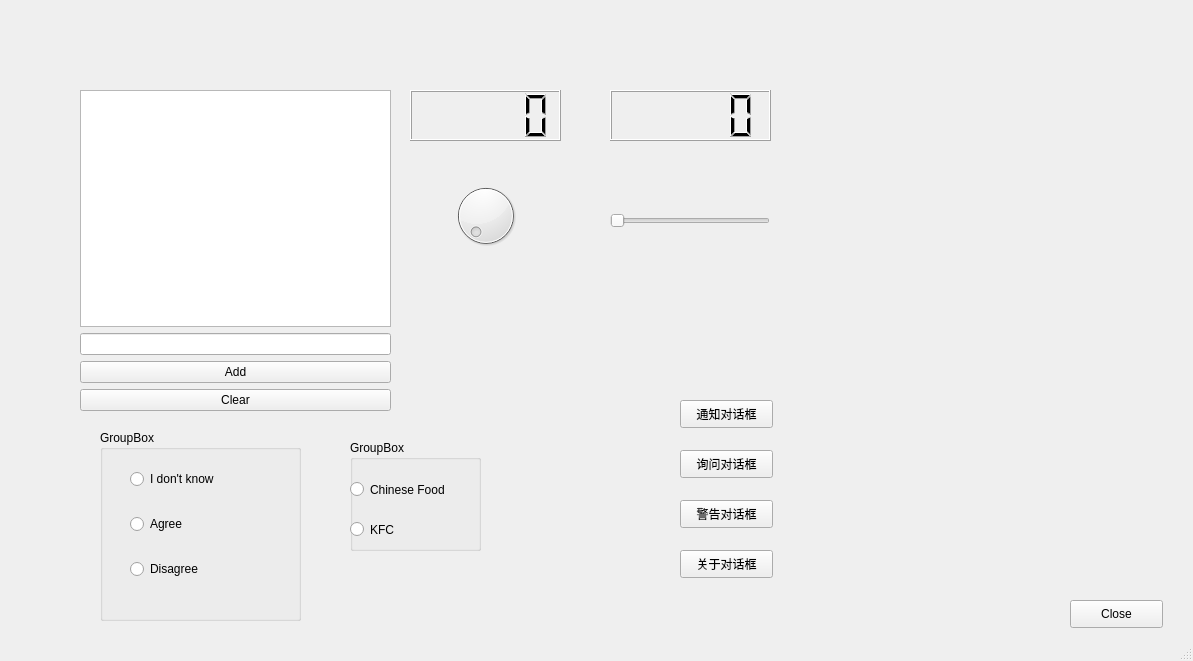
This is label.ui in lxxcumt/PyQtGUI as Qt 5 draws it before an edit. The edited form follows.
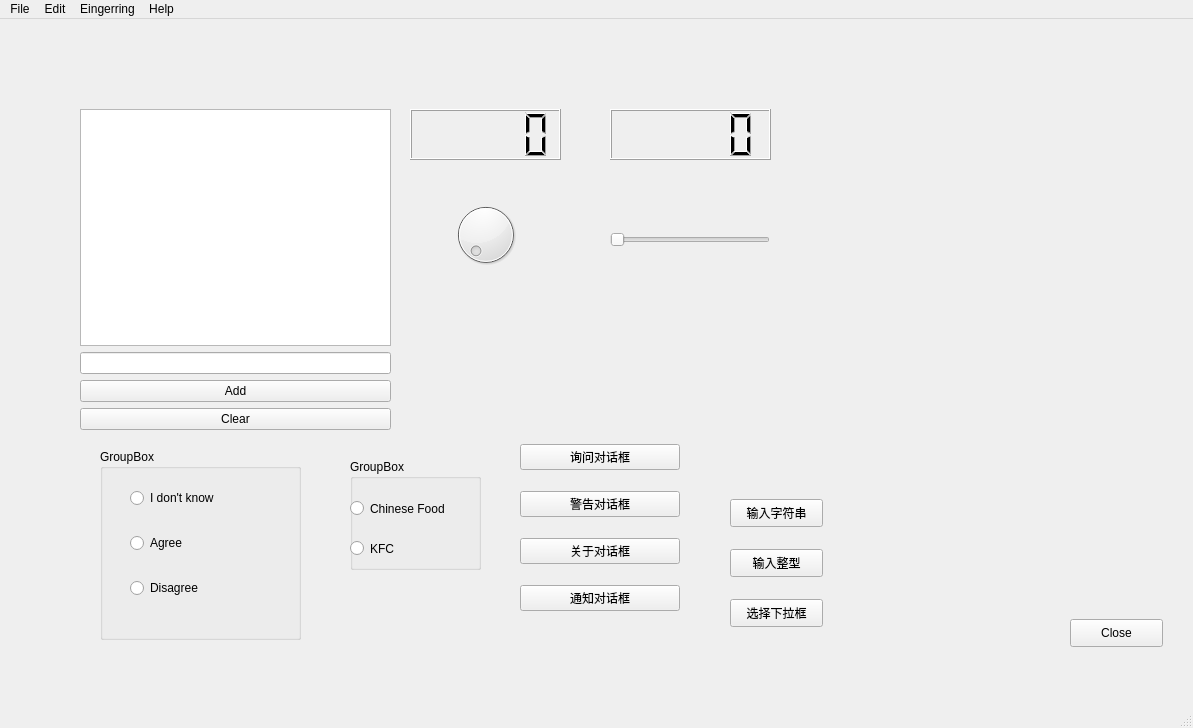
This is the edited form. Icons and pictures are not drawn.

The edit to the form file:
```diff
--- a/label.ui
+++ b/label.ui
@@ -7,7 +7,7 @@
     <x>0</x>
     <y>0</y>
     <width>1193</width>
-    <height>661</height>
+    <height>728</height>
    </rect>
   </property>
   <property name="windowTitle">
@@ -199,60 +199,203 @@
      </rect>
     </property>
    </widget>
-   <widget class="QPushButton" name="pushButton_4">
+   <widget class="QPushButton" name="pushButton_8">
     <property name="geometry">
      <rect>
-      <x>680</x>
-      <y>400</y>
+      <x>730</x>
+      <y>480</y>
       <width>93</width>
       <height>28</height>
      </rect>
     </property>
     <property name="text">
-     <string>通知对话框</string>
+     <string>输入字符串</string>
     </property>
    </widget>
-   <widget class="QPushButton" name="pushButton_5">
+   <widget class="QWidget" name="verticalLayoutWidget_2">
     <property name="geometry">
      <rect>
-      <x>680</x>
-      <y>450</y>
-      <width>93</width>
-      <height>28</height>
+      <x>520</x>
+      <y>410</y>
+      <width>160</width>
+      <height>201</height>
      </rect>
     </property>
-    <property name="text">
-     <string>询问对话框</string>
-    </property>
+    <layout class="QVBoxLayout" name="verticalLayout_3">
+     <item>
+      <widget class="QPushButton" name="pushButton_5">
+       <property name="text">
+        <string>询问对话框</string>
+       </property>
+      </widget>
+     </item>
+     <item>
+      <widget class="QPushButton" name="pushButton_6">
+       <property name="text">
+        <string>警告对话框</string>
+       </property>
+      </widget>
+     </item>
+     <item>
+      <widget class="QPushButton" name="pushButton_7">
+       <property name="text">
+        <string>关于对话框</string>
+       </property>
+      </widget>
+     </item>
+     <item>
+      <widget class="QPushButton" name="pushButton_4">
+       <property name="text">
+        <string>通知对话框</string>
+       </property>
+      </widget>
+     </item>
+    </layout>
    </widget>
-   <widget class="QPushButton" name="pushButton_6">
+   <widget class="QPushButton" name="pushButton_9">
     <property name="geometry">
      <rect>
-      <x>680</x>
-      <y>500</y>
+      <x>730</x>
+      <y>530</y>
       <width>93</width>
       <height>28</height>
      </rect>
     </property>
     <property name="text">
-     <string>警告对话框</string>
+     <string>输入整型</string>
     </property>
    </widget>
-   <widget class="QPushButton" name="pushButton_7">
+   <widget class="QPushButton" name="pushButton_10">
     <property name="geometry">
      <rect>
-      <x>680</x>
-      <y>550</y>
+      <x>730</x>
+      <y>580</y>
       <width>93</width>
       <height>28</height>
      </rect>
     </property>
     <property name="text">
-     <string>关于对话框</string>
+     <string>选择下拉框</string>
     </property>
    </widget>
   </widget>
   <widget class="QStatusBar" name="statusbar"/>
+  <widget class="QMenuBar" name="menuBar">
+   <property name="geometry">
+    <rect>
+     <x>0</x>
+     <y>0</y>
+     <width>1193</width>
+     <height>26</height>
+    </rect>
+   </property>
+   <widget class="QMenu" name="menuFile">
+    <property name="title">
+     <string>File</string>
+    </property>
+    <addaction name="actionOpen"/>
+    <addaction name="actionClose"/>
+    <addaction name="actionSave"/>
+    <addaction name="actionExit"/>
+   </widget>
+   <widget class="QMenu" name="menuEdit">
+    <property name="title">
+     <string>Edit</string>
+    </property>
+    <addaction name="actionCopy"/>
+    <addaction name="actionCut"/>
+    <addaction name="actionPaste"/>
+   </widget>
+   <widget class="QMenu" name="menuEingerring">
+    <property name="title">
+     <string>Eingerring</string>
+    </property>
+    <addaction name="actionImport"/>
+    <addaction name="actionNew_Eingerring"/>
+    <addaction name="actionClose_2"/>
+   </widget>
+   <widget class="QMenu" name="menuHelp">
+    <property name="title">
+     <string>Help</string>
+    </property>
+    <addaction name="actionContact"/>
+    <addaction name="actionAbout"/>
+    <addaction name="actionInformation"/>
+   </widget>
+   <addaction name="menuFile"/>
+   <addaction name="menuEdit"/>
+   <addaction name="menuEingerring"/>
+   <addaction name="menuHelp"/>
+  </widget>
+  <action name="actionOpen">
+   <property name="text">
+    <string>Open</string>
+   </property>
+  </action>
+  <action name="actionClose">
+   <property name="icon">
+    <iconset resource="uitest.qrc">
+     <normaloff>:/my_pic/IMAX.jpg</normaloff>:/my_pic/IMAX.jpg</iconset>
+   </property>
+   <property name="text">
+    <string>Close</string>
+   </property>
+  </action>
+  <action name="actionSave">
+   <property name="text">
+    <string>Save</string>
+   </property>
+  </action>
+  <action name="actionExit">
+   <property name="text">
+    <string>Exit</string>
+   </property>
+  </action>
+  <action name="actionCopy">
+   <property name="text">
+    <string>Copy</string>
+   </property>
+  </action>
+  <action name="actionCut">
+   <property name="text">
+    <string>Cut</string>
+   </property>
+  </action>
+  <action name="actionPaste">
+   <property name="text">
+    <string>Paste</string>
+   </property>
+  </action>
+  <action name="actionImport">
+   <property name="text">
+    <string>Import</string>
+   </property>
+  </action>
+  <action name="actionNew_Eingerring">
+   <property name="text">
+    <string>New Eingerring</string>
+   </property>
+  </action>
+  <action name="actionClose_2">
+   <property name="text">
+    <string>Close</string>
+   </property>
+  </action>
+  <action name="actionContact">
+   <property name="text">
+    <string>Contact</string>
+   </property>
+  </action>
+  <action name="actionAbout">
+   <property name="text">
+    <string>About</string>
+   </property>
+  </action>
+  <action name="actionInformation">
+   <property name="text">
+    <string>Information</string>
+   </property>
+  </action>
  </widget>
  <resources/>
  <connections>
```
Left out of the diff: 20 changed lines with no effect on the pictures.
